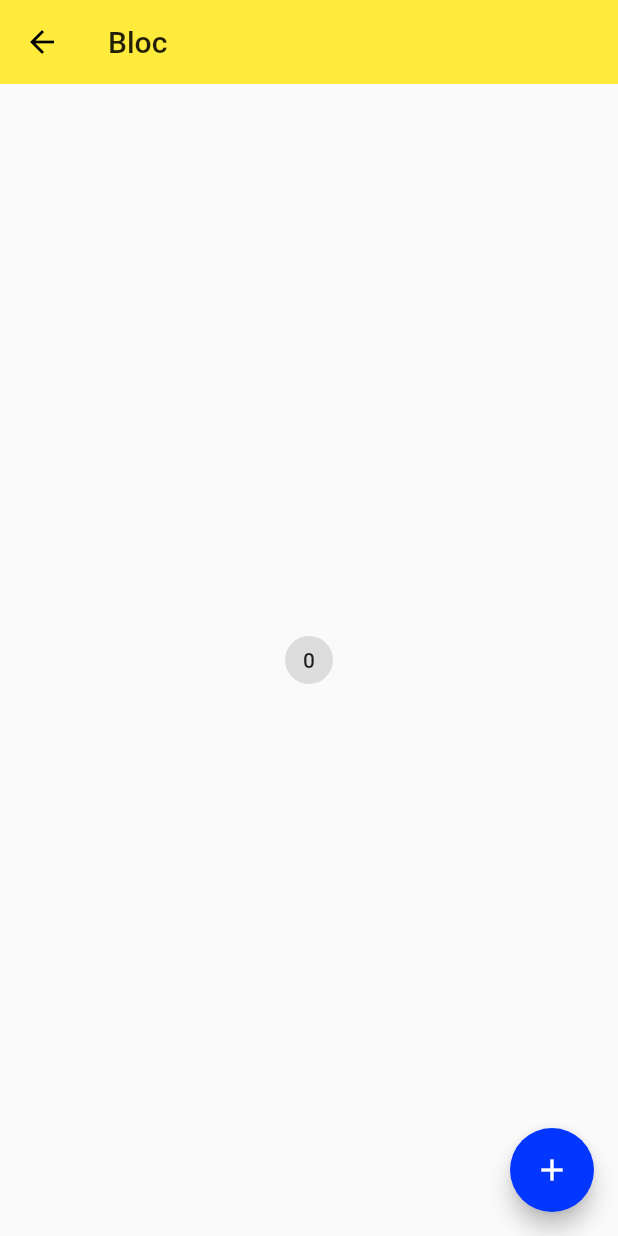
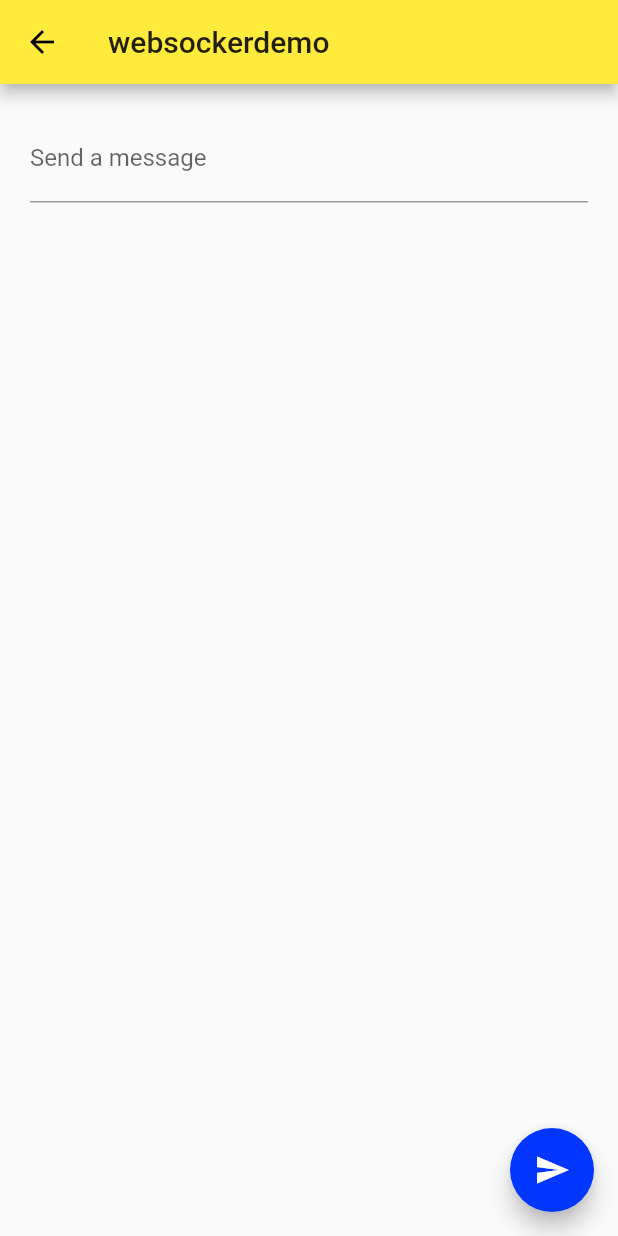
Before and after one commit to vtesoho/flutter-demo, a Flutter app: the screen it shows after launch, on a phone screen of 412 x 824 dp. Run offline on Flutter 3.47's test engine with Material 2 defaults, Android fonts, the light colour scheme and no system bars; our stand-ins replace cached_network_image, page_transition; network calls fail.

Commit message:
websocker

```diff
--- /dev/null
+++ b/lib/demo/websocker/websockerdemo.dart
@@ -0,0 +1,65 @@
+import 'package:flutter/foundation.dart';
+import 'package:web_socket_channel/io.dart';
+import 'package:flutter/material.dart';
+import 'package:web_socket_channel/web_socket_channel.dart';
+
+
+class WebSockerDemo extends StatefulWidget {
+  WebSockerDemo({Key key}) : super(key: key);
+  final WebSocketChannel channel = IOWebSocketChannel.connect('ws://echo.websocket.org');
+  _WebSockerDemoState createState() => _WebSockerDemoState();
+}
+
+class _WebSockerDemoState extends State<WebSockerDemo> {
+  TextEditingController _controller = new TextEditingController();
+
+
+  @override
+  Widget build(BuildContext context) {
+    return new Scaffold(
+      appBar: new AppBar(
+        title: new Text('websockerdemo'),
+      ),
+      body: new Padding(
+        padding: const EdgeInsets.all(20.0),
+        child: new Column(
+          crossAxisAlignment: CrossAxisAlignment.start,
+          children: <Widget>[
+            new Form(
+              child: new TextFormField(
+                controller: _controller,
+                decoration: new InputDecoration(labelText: 'Send a message'),
+              ),
+            ),
+            new StreamBuilder(
+              stream: widget.channel.stream,
+              builder: (context, snapshot) {
+                return new Padding(
+                  padding: const EdgeInsets.symmetric(vertical: 24.0),
+                  child: new Text(snapshot.hasData ? '${snapshot.data}' : ''),
+                );
+              },
+            )
+          ],
+        ),
+      ),
+      floatingActionButton: new FloatingActionButton(
+        onPressed: _sendMessage,
+        tooltip: 'Send message',
+        child: new Icon(Icons.send),
+      ), // This trailing comma makes auto-formatting nicer for build methods.
+    );
+  }
+
+  void _sendMessage() {
+    if (_controller.text.isNotEmpty) {
+      widget.channel.sink.add(_controller.text);
+    }
+  }
+
+  @override
+  void dispose() {
+    widget.channel.sink.close();
+    super.dispose();
+  }
+}
--- a/lib/main.dart
+++ b/lib/main.dart
@@ -12,6 +12,7 @@ import 'package:fluttershuachi/demo/stream/stream_demo.dart';
 import 'package:fluttershuachi/demo/transition/transitionDemo.dart';
 import 'package:fluttershuachi/demo/view/pageview.dart';
 import 'package:fluttershuachi/demo/cache_image/cache_image.dart';
+import 'package:fluttershuachi/demo/websocker/websockerdemo.dart';
 import 'package:fluttershuachi/pages/animation.dart';
 import 'package:fluttershuachi/pages/home.dart';
 import 'package:fluttershuachi/pages/my_page.dart';
@@ -30,7 +31,7 @@ class App extends StatelessWidget {
   Widget build(BuildContext context) {
     return MaterialApp(
       debugShowCheckedModeBanner: false,
-      initialRoute: '/bloc',  //默认页面，不写默认为home属性的widget
+      initialRoute: '/websocker',  //默认页面，不写默认为home属性的widget
       routes: {
         '/': (context) => Home(),
         '/animation': (context) => AnimationDemo(),
@@ -49,7 +50,7 @@ class App extends StatelessWidget {
         '/form': (context) => FormDemo(),
         '/StreamDemo': (context) => StreamDemo(),
         '/bloc': (context) => BlocDemo(),
-
+        '/websocker': (context) => WebSockerDemo(),
         // '/dio': (context) => dioDemo(),
         // '/imgsaver': (context) => ImgSaver(),
         // '/imgdown': (context) => ImgDown(),
--- a/pubspec.yaml
+++ b/pubspec.yaml
@@ -34,6 +34,7 @@ dev_dependencies:
   # image_downloader: ^0.12.0
   cached_network_image: ^0.7.0
   scoped_model: ^1.0.1
+  web_socket_channel: ^1.0.12
 
   # image_picker: ^0.5.0+9
 
```
Also changed, not shown: pubspec.lock.
